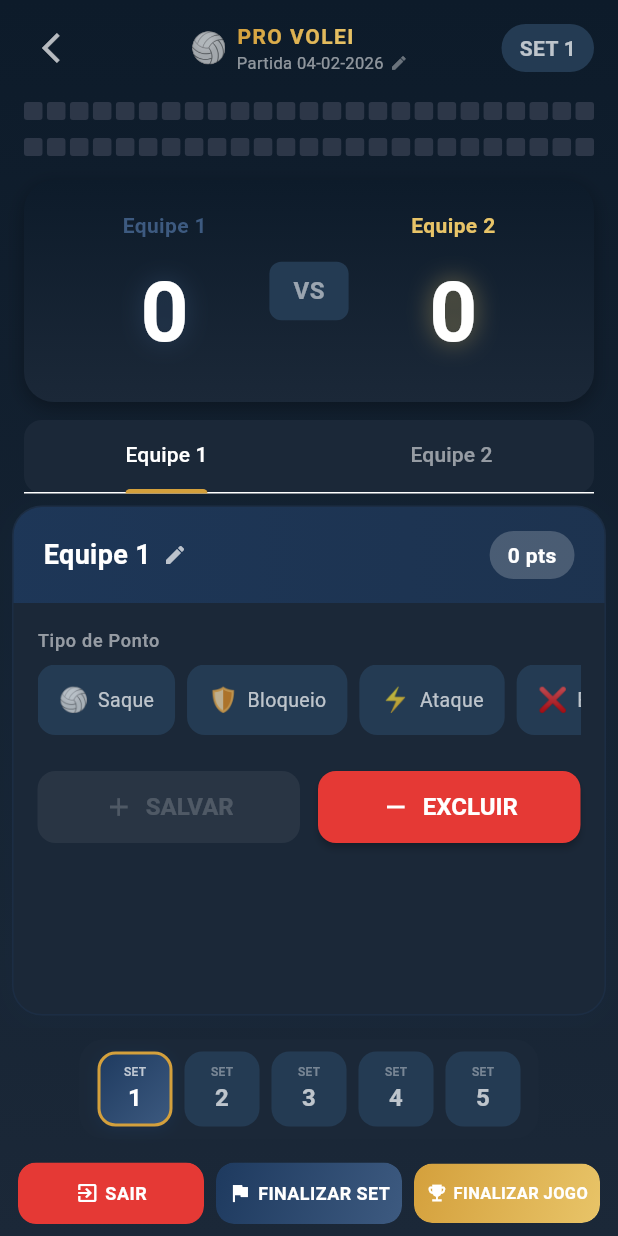
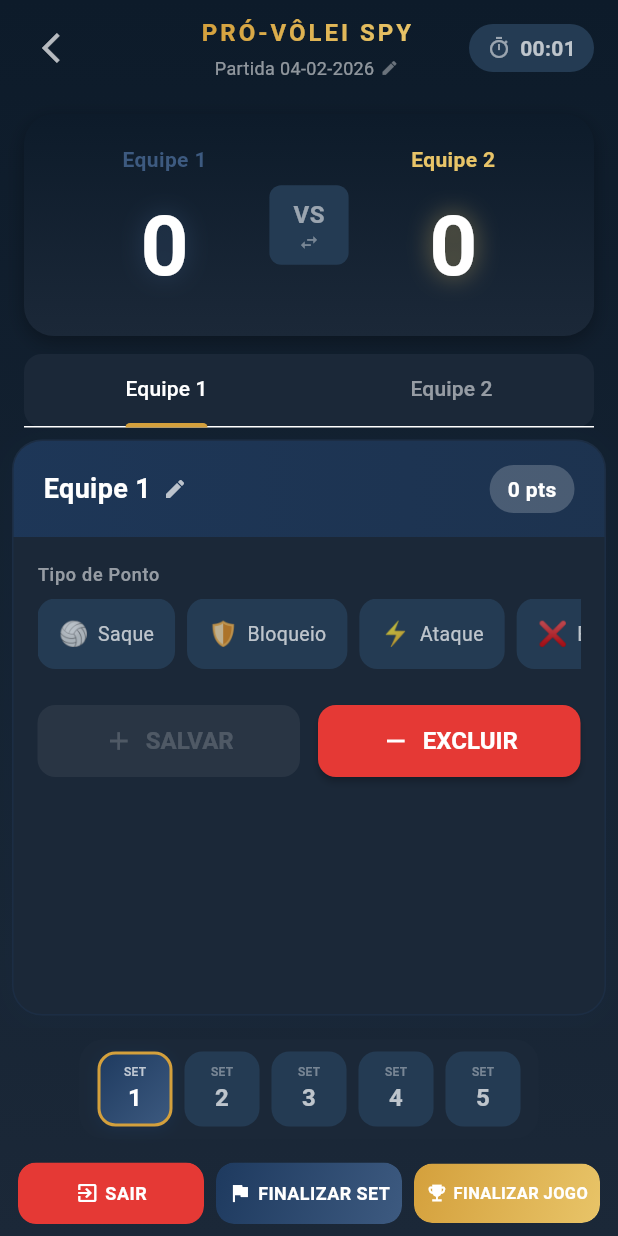
Before and after one commit to joao-zuanazzi/pro-volei-v2, a Flutter app: the MatchScreen screen opened directly, on a phone screen of 412 x 824 dp. Run offline on Flutter 3.47's test engine with Material 3 defaults, Android fonts, the phone set to English and light mode, and no system bars; our stand-ins replace hive, hive_flutter, open_file, pdf; accounts and stored records are empty; Roboto replaces fonts that are missing (Poppins).

Commit message:
refactor: header simplificado, VS swap corrigido, modo teste, logo professor

```diff
--- a/lib/screens/match_screen.dart
+++ b/lib/screens/match_screen.dart
@@ -26,7 +26,6 @@ class MatchScreen extends StatelessWidget {
                 return Column(
                   children: [
                     _buildHeader(context),
-                    _buildScoreBars(context),
                     _buildScoreDisplay(context),
                     Expanded(child: _buildTeamPanels(context)),
                     _buildSetSelector(context),
@@ -39,7 +38,6 @@ class MatchScreen extends StatelessWidget {
                 child: Column(
                   children: [
                     _buildHeader(context),
-                    _buildScoreBars(context),
                     _buildScoreDisplay(context),
                     SizedBox(height: 400, child: _buildTeamPanels(context)),
                     _buildSetSelector(context),
@@ -58,44 +56,48 @@ class MatchScreen extends StatelessWidget {
     return Padding(
       padding: const EdgeInsets.symmetric(horizontal: 16, vertical: 8),
       child: Row(
-        mainAxisAlignment: MainAxisAlignment.spaceBetween,
         children: [
-          IconButton(
+          // Botão voltar - SizedBox com largura fixa para balancear com o timer
+          SizedBox(
+            width: 80, // Mesma largura aproximada do timer
+            child: Align(
+              alignment: Alignment.centerLeft,
+              child: IconButton(
                 icon: const Icon(Icons.arrow_back_ios, color: Colors.white70),
                 onPressed: () => _showExitDialog(context),
               ),
-          GestureDetector(
+            ),
+          ),
+          // Centro: Título + nome da partida (expansível)
+          Expanded(
+            child: GestureDetector(
               onTap: () => _showEditMatchNameDialog(context),
               child: Consumer<GameService>(
                 builder: (context, game, _) {
-                return Row(
-                  mainAxisSize: MainAxisSize.min,
-                  children: [
-                    const Text('🏐', style: TextStyle(fontSize: 20)),
-                    const SizedBox(width: 6),
-                    Column(
-                      crossAxisAlignment: CrossAxisAlignment.start,
+                  return Column(
                     children: [
                       ShaderMask(
                         shaderCallback: (bounds) =>
                             AppTheme.goldGradient.createShader(bounds),
                         child: const Text(
-                            'PRO VOLEI',
+                          'PRÓ-VÔLEI SPY',
                           style: TextStyle(
                             color: Colors.white,
-                              fontSize: 14,
+                            fontSize: 16,
                             fontWeight: FontWeight.bold,
-                              letterSpacing: 1,
+                            letterSpacing: 2,
                           ),
                         ),
                       ),
+                      const SizedBox(height: 4),
                       Row(
+                        mainAxisSize: MainAxisSize.min,
                         children: [
                           Text(
                             game.matchName,
                             style: const TextStyle(
                               color: Colors.white54,
-                                fontSize: 11,
+                              fontSize: 12,
                             ),
                           ),
                           const SizedBox(width: 4),
@@ -107,14 +109,29 @@ class MatchScreen extends StatelessWidget {
                         ],
                       ),
                     ],
-                    ),
-                  ],
                   );
                 },
               ),
             ),
-          Consumer<GameService>(
-            builder: (context, game, _) {
+          ),
+          // Timer à direita - Long press gera pontos aleatórios para teste
+          GestureDetector(
+            onLongPress: () {
+              context.read<GameService>().generateRandomPoints(count: 15);
+              ScaffoldMessenger.of(context).showSnackBar(
+                const SnackBar(
+                  content: Text('🧪 +15 pontos aleatórios gerados'),
+                  duration: Duration(seconds: 1),
+                ),
+              );
+            },
+            child: StreamBuilder(
+              stream: Stream.periodic(const Duration(seconds: 1)),
+              builder: (context, _) {
+                final game = context.read<GameService>();
+                final matchTime = game.matchDuration;
+                final m = matchTime.inMinutes.toString().padLeft(2, '0');
+                final s = (matchTime.inSeconds % 60).toString().padLeft(2, '0');
                 return Container(
                   padding: const EdgeInsets.symmetric(
                     horizontal: 12,
@@ -124,37 +141,31 @@ class MatchScreen extends StatelessWidget {
                     color: AppTheme.surfaceLight,
                     borderRadius: BorderRadius.circular(20),
                   ),
-                child: Text(
-                  'SET ${game.currentSetIndex + 1}',
+                  child: Row(
+                    mainAxisSize: MainAxisSize.min,
+                    children: [
+                      const Icon(
+                        Icons.timer_outlined,
+                        color: Colors.white54,
+                        size: 16,
+                      ),
+                      const SizedBox(width: 6),
+                      Text(
+                        '$m:$s',
                         style: const TextStyle(
                           color: Colors.white70,
                           fontSize: 14,
                           fontWeight: FontWeight.w600,
                         ),
                       ),
+                    ],
+                  ),
                 );
               },
             ),
+          ),
         ],
       ),
-    );
-  }
-
-  Widget _buildScoreBars(BuildContext context) {
-    return Consumer<GameService>(
-      builder: (context, game, _) {
-        return Column(
-          children: [
-            ScoreBar(score: game.getScore(0), activeColor: AppTheme.team1Color),
-            const SizedBox(height: 4),
-            ScoreBar(
-              score: game.getScore(1),
-              activeColor: AppTheme.team2Color,
-              isReversed: true,
-            ),
-          ],
-        );
-      },
     );
   }
 
@@ -168,6 +179,7 @@ class MatchScreen extends StatelessWidget {
             score2: game.getScore(1),
             team1Name: game.team1.name,
             team2Name: game.team2.name,
+            onSwapTeams: () => game.swapTeams(),
           ),
         );
       },
@@ -316,7 +328,6 @@ class MatchScreen extends StatelessWidget {
   void _savePoint(BuildContext context, int teamIndex) {
     final game = context.read<GameService>();
     final type = teamIndex == 0 ? game.selectedType1 : game.selectedType2;
-    final score = game.getScore(teamIndex);
 
     if (type == null) {
       ScaffoldMessenger.of(context).showSnackBar(
@@ -332,10 +343,10 @@ class MatchScreen extends StatelessWidget {
       return;
     }
 
-    if (score >= GameService.maxPointsPerSet) {
+    if (game.isSetFinished()) {
       ScaffoldMessenger.of(context).showSnackBar(
         SnackBar(
-          content: const Text('Limite de 25 pontos atingido! Finalize o set.'),
+          content: const Text('Set finalizado! Clique em "Finalizar Set".'),
           backgroundColor: AppTheme.warning,
           behavior: SnackBarBehavior.floating,
           shape: RoundedRectangleBorder(
--- a/lib/widgets/score_bar.dart
+++ b/lib/widgets/score_bar.dart
@@ -70,6 +70,7 @@ class ScoreDisplay extends StatelessWidget {
   final int score2;
   final String team1Name;
   final String team2Name;
+  final VoidCallback? onSwapTeams;
 
   const ScoreDisplay({
     super.key,
@@ -77,6 +78,7 @@ class ScoreDisplay extends StatelessWidget {
     required this.score2,
     required this.team1Name,
     required this.team2Name,
+    this.onSwapTeams,
   });
 
   @override
@@ -97,9 +99,13 @@ class ScoreDisplay extends StatelessWidget {
       child: Row(
         mainAxisAlignment: MainAxisAlignment.spaceEvenly,
         children: [
-          _buildTeamScore(team1Name, score1, AppTheme.team1Color),
+          Expanded(
+            child: _buildTeamScore(team1Name, score1, AppTheme.team1Color),
+          ),
           _buildVs(),
-          _buildTeamScore(team2Name, score2, AppTheme.team2Color),
+          Expanded(
+            child: _buildTeamScore(team2Name, score2, AppTheme.team2Color),
+          ),
         ],
       ),
     );
@@ -115,6 +121,8 @@ class ScoreDisplay extends StatelessWidget {
             fontSize: 14,
             fontWeight: FontWeight.w600,
           ),
+          textAlign: TextAlign.center,
+          overflow: TextOverflow.ellipsis,
         ),
         const SizedBox(height: 8),
         TweenAnimationBuilder<int>(
@@ -139,13 +147,18 @@ class ScoreDisplay extends StatelessWidget {
   }
 
   Widget _buildVs() {
-    return Container(
+    return GestureDetector(
+      onTap: onSwapTeams,
+      child: Container(
         padding: const EdgeInsets.symmetric(horizontal: 16, vertical: 8),
         decoration: BoxDecoration(
           color: AppTheme.surfaceLight,
           borderRadius: BorderRadius.circular(8),
         ),
-      child: const Text(
+        child: Column(
+          mainAxisSize: MainAxisSize.min,
+          children: [
+            const Text(
               'VS',
               style: TextStyle(
                 color: Colors.white54,
@@ -153,6 +166,11 @@ class ScoreDisplay extends StatelessWidget {
                 fontWeight: FontWeight.bold,
               ),
             ),
+            if (onSwapTeams != null)
+              const Icon(Icons.swap_horiz, color: Colors.white38, size: 14),
+          ],
+        ),
+      ),
     );
   }
 }
--- a/pubspec.yaml
+++ b/pubspec.yaml
@@ -36,3 +36,5 @@ flutter_icons:
 
 flutter:
   uses-material-design: true
+  assets:
+    - assets/
```
Also changed, not shown: lib/models/set_data.dart (+22 -0 lines), lib/screens/home_screen.dart (+15 -10 lines), lib/services/game_service.dart (+88 -5 lines), lib/services/pdf_service.dart (+192 -3 lines), assets/icon.png, 32 other files. Lines whose indentation alone changed are shown as unchanged.
